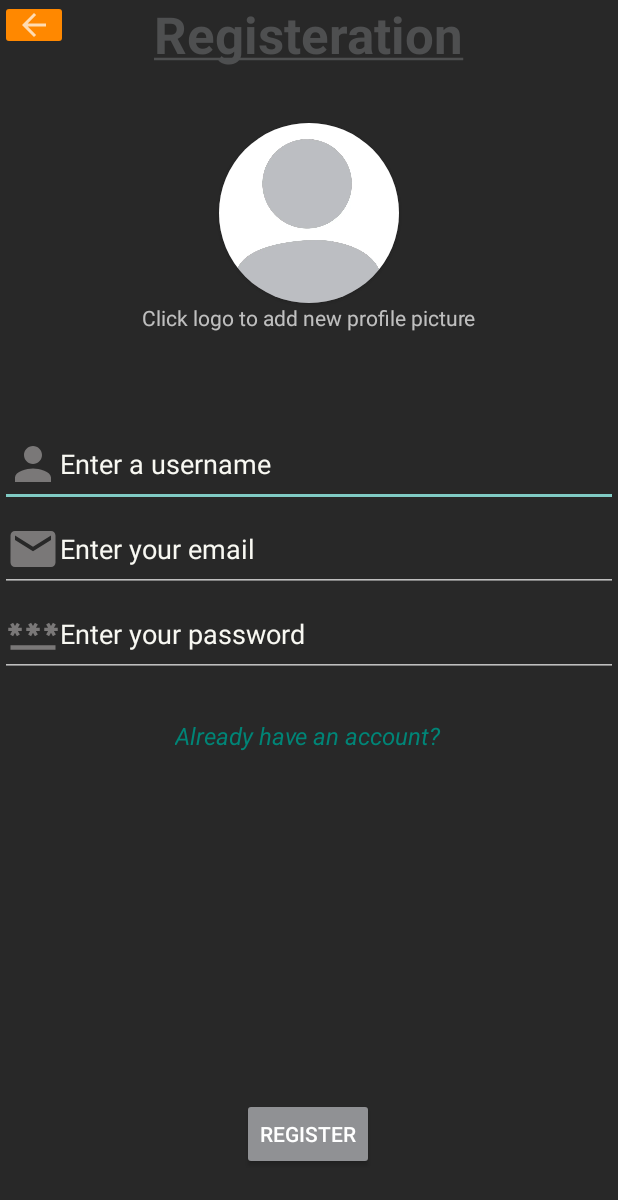
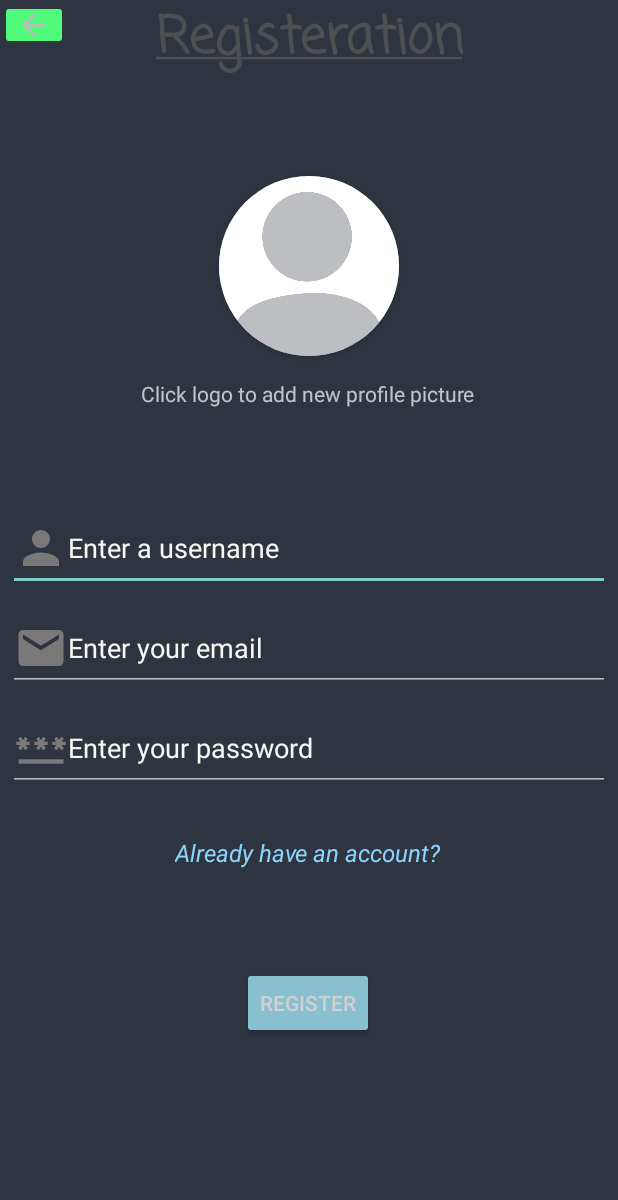
Before and after one commit to ignaudioz/tictactoe-pocket, an Android app: the register screen opened directly, with no data from a screen before it, on a phone screen of 412 x 824 dp. Shown: the top 1200 px of the screen. Run offline under Robolectric (Android 15) with nearby library versions, the phone set to English and light mode, and no system bars; our stand-ins replace Firebase (no records; nobody signed in at launch, a user with empty details on screens opened directly); pictures from the network do not load.

Commit message:
Final product.

```diff
--- a/app/src/main/AndroidManifest.xml
+++ b/app/src/main/AndroidManifest.xml
@@ -17,7 +17,7 @@
         android:label="@string/app_name"
         android:roundIcon="@mipmap/ic_launcher_round"
         android:supportsRtl="true"
-        android:theme="@style/Theme.AppCompat.DayNight.NoActionBar"
+        android:theme="@style/Theme.Tictactoe"
         tools:targetApi="31">
         <activity
             android:name=".Room"
@@ -43,14 +43,14 @@
                 android:value="" />
         </activity>
         <activity
-            android:name=".selectGameKind"
+            android:name=".gameSelection"
             android:exported="false">
             <meta-data
                 android:name="android.app.lib_name"
                 android:value="" />
         </activity>
         <activity
-            android:name=".Homepage"
+            android:name=".homePage"
             android:exported="true">
             <intent-filter>
                 <action android:name="android.intent.action.MAIN" />
--- a/app/src/main/java/com/audioz/tictactoe/Room.java
+++ b/app/src/main/java/com/audioz/tictactoe/Room.java
@@ -91,7 +91,11 @@ public class Room extends AppCompatActivity {
                                 else
                                     onlineGameboard.leavegame("player1");
 
-                                Room.this.finish(); // just in-case
+                                if(playerturn.getText().toString().contains("Won!!"))
+                                    endGame();
+                                else
+                                    Room.this.finish();
+
                             })
                             .setNegativeButton("cancel", (dialogInterface, i)->{})//Do nothing.
                     .show();
--- a/app/src/main/java/com/audioz/tictactoe/selectGameKind.java
+++ b/app/src/main/java/com/audioz/tictactoe/gameSelection.java
@@ -8,7 +8,7 @@ import android.os.Bundle;
 import android.widget.Button;
 import android.widget.ImageButton;
 
-public class selectGameKind extends AppCompatActivity {
+public class gameSelection extends AppCompatActivity {
 
     //SharedPreference
     SharedPreferences sharedPreferences;
@@ -20,7 +20,7 @@ public class selectGameKind extends AppCompatActivity {
     @Override
     protected void onCreate(Bundle savedInstanceState) {
         super.onCreate(savedInstanceState);
-        setContentView(R.layout.activity_main2);
+        setContentView(R.layout.activity_gameselection);
 
         //Buttons
         btnleave = findViewById(R.id.btnleave);
--- a/app/src/main/res/layout/activity_register.xml
+++ b/app/src/main/res/layout/activity_register.xml
@@ -2,7 +2,6 @@
 <androidx.constraintlayout.widget.ConstraintLayout xmlns:android="http://schemas.android.com/apk/res/android"
     xmlns:app="http://schemas.android.com/apk/res-auto"
     xmlns:tools="http://schemas.android.com/tools"
-    style="@style/screen"
     android:layout_width="match_parent"
     android:layout_height="match_parent"
     tools:context=".register">
@@ -11,19 +10,18 @@
         android:id="@+id/loginbtn"
         android:layout_width="wrap_content"
         android:layout_height="wrap_content"
-        android:layout_marginBottom="44dp"
-        android:backgroundTint="@color/weird_gray"
+        android:layout_marginTop="65dp"
         android:text="@string/register"
-        app:layout_constraintBottom_toBottomOf="parent"
         app:layout_constraintEnd_toEndOf="parent"
         app:layout_constraintHorizontal_bias="0.498"
-        app:layout_constraintStart_toStartOf="parent" />
+        app:layout_constraintStart_toStartOf="parent"
+        app:layout_constraintTop_toBottomOf="@+id/status" />
 
     <ImageButton
         android:id="@+id/leavesetup"
         android:layout_width="45dp"
         android:layout_height="33dp"
-        android:backgroundTint="@android:color/holo_orange_dark"
+        android:backgroundTint="#50fa7b"
         android:contentDescription="@string/back_desc"
         app:layout_constraintStart_toStartOf="parent"
         app:layout_constraintTop_toTopOf="parent"
@@ -34,6 +32,7 @@
         android:id="@+id/textView5"
         android:layout_width="wrap_content"
         android:layout_height="wrap_content"
+        android:fontFamily="casual"
         android:text="@string/registerTitle"
         android:textColor="#4E4F50"
         android:textSize="34sp"
@@ -42,21 +41,45 @@
         app:layout_constraintStart_toStartOf="parent"
         app:layout_constraintTop_toTopOf="parent" />
 
+    <androidx.cardview.widget.CardView
+        android:id="@+id/cardView"
+        android:layout_width="120dp"
+        android:layout_height="120dp"
+        android:layout_marginTop="65dp"
+        app:cardCornerRadius="65dp"
+        app:layout_constraintEnd_toEndOf="parent"
+        app:layout_constraintStart_toStartOf="parent"
+        app:layout_constraintTop_toBottomOf="@+id/textView5">
+
+        <ImageButton
+            android:id="@+id/pfpbtn"
+            android:layout_width="match_parent"
+            android:layout_height="match_parent"
+            android:contentDescription="Change profile picture"
+            android:scaleType="fitCenter"
+            android:scaleX="1.5"
+            android:scaleY="1.5"
+            android:src="@drawable/default_profile" />
+    </androidx.cardview.widget.CardView>
+
     <LinearLayout
         android:id="@+id/linearLayout"
         android:layout_width="0dp"
-        android:layout_height="wrap_content"
+        android:layout_height="196dp"
+        android:layout_marginStart="5dp"
+        android:layout_marginTop="65dp"
+        android:layout_marginEnd="5dp"
         android:orientation="vertical"
-        app:layout_constraintBottom_toTopOf="@+id/loginbtn"
         app:layout_constraintEnd_toEndOf="parent"
         app:layout_constraintStart_toStartOf="parent"
-        app:layout_constraintTop_toTopOf="parent">
+        app:layout_constraintTop_toBottomOf="@+id/textView2">
 
         <EditText
             android:id="@+id/username"
             style="@style/_txt"
             android:layout_width="match_parent"
             android:layout_height="wrap_content"
+            android:layout_marginBottom="10dp"
             android:drawableStart="@drawable/ic_baseline_person_24"
             android:ems="10"
             android:hint="@string/setupName"
@@ -67,6 +90,7 @@
             style="@style/_txt"
             android:layout_width="match_parent"
             android:layout_height="wrap_content"
+            android:layout_marginBottom="10dp"
             android:drawableStart="@drawable/baseline_email_24"
             android:ems="10"
             android:hint="@string/setupEmail"
@@ -87,44 +111,25 @@
         android:id="@+id/status"
         android:layout_width="wrap_content"
         android:layout_height="wrap_content"
-        android:layout_marginBottom="-50dp"
+        android:layout_marginTop="24dp"
         android:text="@string/yesAcc"
-        android:textColor="@color/hyperlink"
+        android:textColor="#8BD5FD"
         android:textSize="16sp"
         android:textStyle="italic"
-        app:layout_constraintBottom_toBottomOf="@+id/linearLayout"
         app:layout_constraintEnd_toEndOf="parent"
         app:layout_constraintHorizontal_bias="0.498"
-        app:layout_constraintStart_toStartOf="parent" />
-
-    <androidx.cardview.widget.CardView
-        android:id="@+id/cardView"
-        android:layout_width="120dp"
-        android:layout_height="120dp"
-        app:cardCornerRadius="65dp"
-        app:layout_constraintBottom_toTopOf="@+id/textView2"
-        app:layout_constraintEnd_toEndOf="parent"
-        app:layout_constraintStart_toStartOf="parent">
-
-        <ImageButton
-            android:id="@+id/pfpbtn"
-            android:layout_width="match_parent"
-            android:layout_height="match_parent"
-            android:contentDescription="Change profile picture"
-            android:scaleType="fitCenter"
-            android:scaleX="1.5"
-            android:scaleY="1.5"
-            android:src="@drawable/default_profile" />
-    </androidx.cardview.widget.CardView>
+        app:layout_constraintStart_toStartOf="parent"
+        app:layout_constraintTop_toBottomOf="@+id/linearLayout" />
 
     <TextView
         android:id="@+id/textView2"
         android:layout_width="wrap_content"
         android:layout_height="wrap_content"
-        android:layout_marginBottom="60dp"
+        android:layout_marginTop="15dp"
         android:text="Click logo to add new profile picture"
-        app:layout_constraintBottom_toTopOf="@+id/linearLayout"
         app:layout_constraintEnd_toEndOf="parent"
-        app:layout_constraintStart_toStartOf="parent" />
+        app:layout_constraintHorizontal_bias="0.497"
+        app:layout_constraintStart_toStartOf="parent"
+        app:layout_constraintTop_toBottomOf="@+id/cardView" />
 
 </androidx.constraintlayout.widget.ConstraintLayout>
--- a/app/src/main/res/values-night/themes.xml
+++ b/app/src/main/res/values-night/themes.xml
@@ -2,23 +2,21 @@
     <!-- Base application theme. -->
     <style name="Theme.Tictactoe" parent="Theme.AppCompat.DayNight.NoActionBar">
         <!-- Primary brand color. -->
-        <item name="colorPrimary">@color/purple_200</item>
-        <item name="colorPrimaryVariant">@color/purple_700</item>
-        <item name="colorOnPrimary">@color/black</item>
+        <item name="colorPrimary">#50FA7B</item>
+        <item name="colorOnPrimary">#f8f8f2</item>
+
+        <item name="colorOnBackground">#1c1c1c</item>
+
+        <item name="colorButtonNormal">#88c0d0</item>
+
         <!-- Secondary brand color. -->
-        <item name="colorSecondary">@color/teal_200</item>
-        <item name="colorSecondaryVariant">@color/teal_200</item>
-        <item name="colorOnSecondary">@color/black</item>
-        <!-- Status bar color. -->
-        <item name="android:statusBarColor">?attr/colorPrimaryVariant</item>
+        <item name="colorSecondary">#88c0d0</item>
+        <item name="colorSecondaryVariant">#81a1c1</item>
+        <item name="colorOnSecondary">#5e81ac</item>
         <!-- Customize your theme here. -->
-    </style>
-    <style name="screen">
-        <item name="android:background">#282828</item>
-    </style>
-
-    <style name="b1">
-        <item name="android:backgroundTint">@android:color/holo_orange_dark</item>
+        <item name="android:textColorPrimary">#d0d0d0</item>
+        <item name="android:textColorSecondary">#bcbcbc</item>
+        <item name="android:windowBackground">#2E3440</item>
     </style>
 
     <style name="txt1">
@@ -32,7 +30,7 @@
     <style name="Theme.Transparent.ImagePicker"
         parent="Theme.AppCompat.Light.NoActionBar">
         <item name="android:windowIsTranslucent">true</item>
-        <item name="android:windowBackground">@android:color/transparent</item>
+        <item name="android:windowBackground">#282828</item>
         <item name="android:windowContentOverlay">@null</item>
         <item name="android:windowIsFloating">true</item>
         <item name="android:backgroundDimEnabled">false</item>
--- a/app/src/main/res/values/themes.xml
+++ b/app/src/main/res/values/themes.xml
@@ -2,23 +2,19 @@
     <!-- Base application theme. -->
     <style name="Theme.Tictactoe" parent="Theme.AppCompat.Light.NoActionBar">
         <!-- Primary brand color. -->
-        <item name="colorPrimary">@color/purple_500</item>
-        <item name="colorPrimaryVariant">@color/purple_700</item>
-        <item name="colorOnPrimary">@color/white</item>
+        <item name="colorPrimary">#88C0D0</item>
+        <item name="colorOnPrimary">#202020</item>
+
+        <item name="colorButtonNormal">#81a1c1</item>
+
         <!-- Secondary brand color. -->
-        <item name="colorSecondary">@color/teal_200</item>
-        <item name="colorSecondaryVariant">@color/teal_700</item>
-        <item name="colorOnSecondary">@color/black</item>
-        <!-- Status bar color. -->
-        <item name="android:statusBarColor">?attr/colorPrimaryVariant</item>
+        <item name="colorSecondary">#6AC3C3</item>
+        <item name="colorSecondaryVariant">#828383</item>
+        <item name="colorOnSecondary">#C13939</item>
         <!-- Customize your theme here. -->
-    </style>
-    <style name="screen">
-        <item name="android:background">#E8E8E8</item>
-    </style>
-
-    <style name="b1">
-        <item name="android:backgroundTint">@android:color/holo_orange_dark</item>
+        <item name="android:textColorPrimary">#444444</item>
+        <item name="android:textColorSecondary">#585858</item>
+        <item name="android:windowBackground">#D8DEE9</item>
     </style>
 
     <style name="txt1">
@@ -29,18 +25,18 @@
     </style>
 
 
-<!--    <style name="Theme.Transparent.ImagePicker"-->
-<!--        parent="Theme.AppCompat.Light.NoActionBar">-->
-<!--        <item name="android:windowIsTranslucent">true</item>-->
-<!--        <item name="android:windowBackground">@android:color/transparent</item>-->
-<!--        <item name="android:windowContentOverlay">@null</item>-->
-<!--        <item name="android:windowIsFloating">true</item>-->
-<!--        <item name="android:backgroundDimEnabled">false</item>-->
+    <style name="Theme.Transparent.ImagePicker"
+        parent="Theme.AppCompat.Light.NoActionBar">
+        <item name="android:windowIsTranslucent">true</item>
+        <item name="android:windowBackground">@android:color/transparent</item>
+        <item name="android:windowContentOverlay">@null</item>
+        <item name="android:windowIsFloating">true</item>
+        <item name="android:backgroundDimEnabled">false</item>
 
-<!--        <item name="android:windowActionBar">false</item>-->
-<!--        <item name="android:windowNoTitle">true</item>-->
-<!--        <item name="windowNoTitle">true</item>-->
-<!--        <item name="windowActionBar">false</item>-->
-<!--    </style>-->
+        <item name="android:windowActionBar">false</item>
+        <item name="android:windowNoTitle">true</item>
+        <item name="windowNoTitle">true</item>
+        <item name="windowActionBar">false</item>
+    </style>
 
 </resources>
```
Also changed, not shown: app/src/main/java/com/audioz/tictactoe/boardOnlineGame.java (+16 -16 lines), app/src/main/java/com/audioz/tictactoe/boardOnlineLogic.java (+28 -25 lines), app/src/main/java/com/audioz/tictactoe/homePage.java (renamed from app/src/main/java/com/audioz/tictactoe/Homepage.java, +10 -9 lines), app/src/main/java/com/audioz/tictactoe/register.java (+14 -10 lines), app/src/main/res/layout/activity_gameselection.xml (renamed from app/src/main/res/layout/activity_main2.xml, +9 -8 lines), app/src/main/res/layout/activity_homepage.xml (renamed from app/src/main/res/layout/activity_main.xml, +2 -5 lines), app/src/main/res/layout/activity_localgame.xml (+13 -7 lines), app/src/main/res/layout/activity_login.xml (+23 -20 lines), app/src/main/res/layout/activity_room.xml (+4 -3 lines), app/src/main/res/layout/activity_room_selector.xml (+26 -18 lines), app/src/main/res/layout/dialog_choose_image.xml (+6 -8 lines), app/src/main/res/font/arimo.ttf (added).
